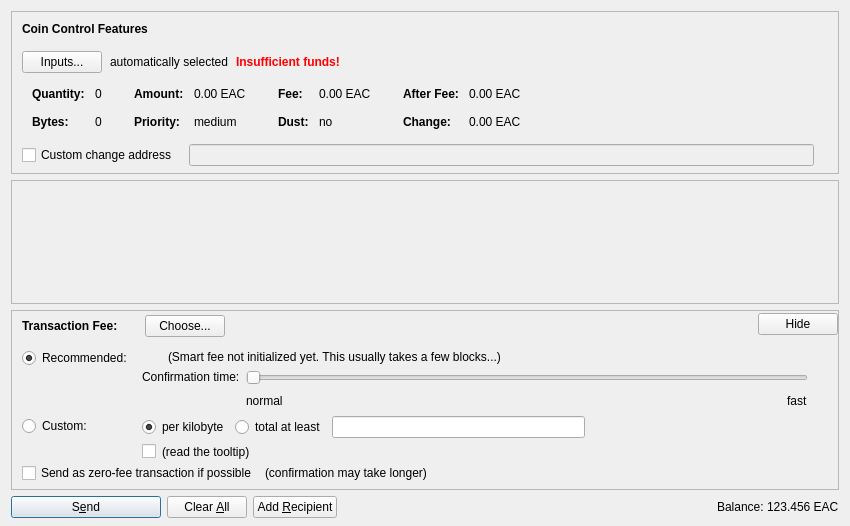
First picture: the form in src/qt/forms/sendcoinsdialog.ui, repository eacoin-project/eacore, before the edit.
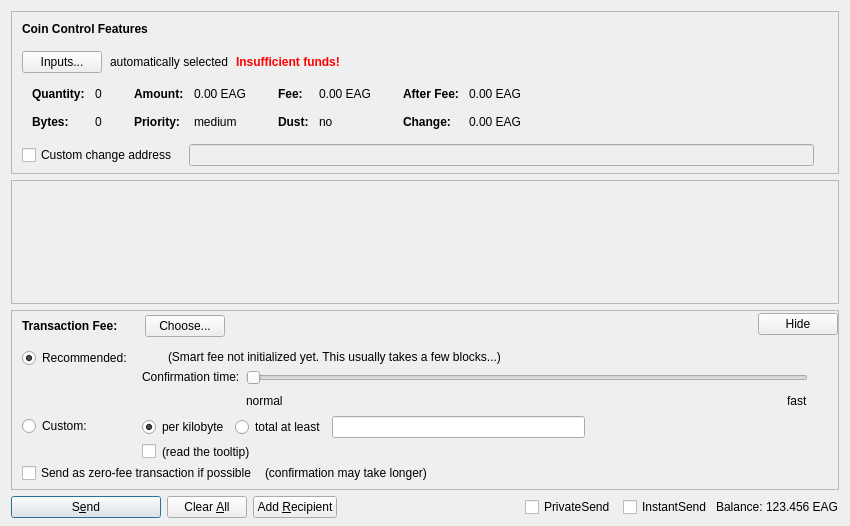
Second picture: the form after the edit. Icons and pictures are not drawn. Custom widgets are drawn as their Qt base class.

Diff of the .ui file:
```diff
--- a/src/qt/forms/sendcoinsdialog.ui
+++ b/src/qt/forms/sendcoinsdialog.ui
@@ -324,7 +324,7 @@
                   <enum>Qt::ActionsContextMenu</enum>
                  </property>
                  <property name="text">
-                  <string notr="true">0.00 EAC</string>
+                  <string notr="true">0.00 EAG</string>
                  </property>
                  <property name="textInteractionFlags">
                   <set>Qt::LinksAccessibleByMouse|Qt::TextSelectableByKeyboard|Qt::TextSelectableByMouse</set>
@@ -404,7 +404,7 @@
                   <enum>Qt::ActionsContextMenu</enum>
                  </property>
                  <property name="text">
-                  <string notr="true">0.00 EAC</string>
+                  <string notr="true">0.00 EAG</string>
                  </property>
                  <property name="textInteractionFlags">
                   <set>Qt::LinksAccessibleByMouse|Qt::TextSelectableByKeyboard|Qt::TextSelectableByMouse</set>
@@ -484,7 +484,7 @@
                   <enum>Qt::ActionsContextMenu</enum>
                  </property>
                  <property name="text">
-                  <string notr="true">0.00 EAC</string>
+                  <string notr="true">0.00 EAG</string>
                  </property>
                  <property name="textInteractionFlags">
                   <set>Qt::LinksAccessibleByMouse|Qt::TextSelectableByKeyboard|Qt::TextSelectableByMouse</set>
@@ -513,7 +513,7 @@
                   <enum>Qt::ActionsContextMenu</enum>
                  </property>
                  <property name="text">
-                  <string notr="true">0.00 EAC</string>
+                  <string notr="true">0.00 EAG</string>
                  </property>
                  <property name="textInteractionFlags">
                   <set>Qt::LinksAccessibleByMouse|Qt::TextSelectableByKeyboard|Qt::TextSelectableByMouse</set>
@@ -1327,14 +1327,40 @@
        <property name="spacing">
         <number>3</number>
        </property>
+       <item>
+        <widget class="QCheckBox" name="checkUsePrivateSend">
+         <property name="minimumSize">
+          <size>
+           <width>95</width>
+           <height>0</height>
+          </size>
+         </property>
+         <property name="text">
+          <string>PrivateSend</string>
+         </property>
+         <property name="checked">
+          <bool>false</bool>
+         </property>
+        </widget>
+       </item>
+       <item>
+        <widget class="QCheckBox" name="checkUseInstantSend">
+         <property name="enabled">
+          <bool>true</bool>
+         </property>
+         <property name="minimumSize">
+          <size>
+           <width>85</width>
+           <height>0</height>
+          </size>
+         </property>
+         <property name="text">
+          <string>InstantSend</string>
+         </property>
+        </widget>
+       </item>
        <item>
         <widget class="QLabel" name="label">
-         <property name="sizePolicy">
-          <sizepolicy hsizetype="Preferred" vsizetype="Fixed">
-           <horstretch>0</horstretch>
-           <verstretch>0</verstretch>
-          </sizepolicy>
-         </property>
          <property name="text">
           <string>Balance:</string>
          </property>
@@ -1352,7 +1378,7 @@
           <cursorShape>IBeamCursor</cursorShape>
          </property>
          <property name="text">
-          <string notr="true">123.456 EAC</string>
+          <string notr="true">123.456 EAG</string>
          </property>
          <property name="textInteractionFlags">
           <set>Qt::LinksAccessibleByMouse|Qt::TextSelectableByKeyboard|Qt::TextSelectableByMouse</set>
```
Left out of the diff: 34 changed lines with no effect on the pictures.
